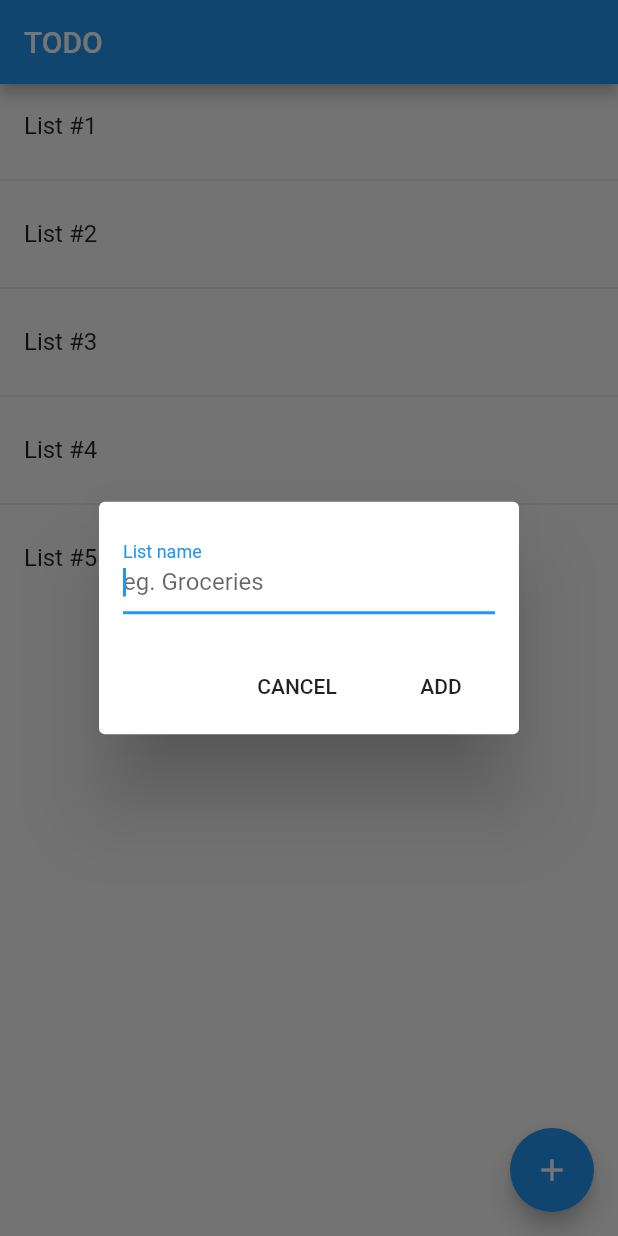
After one commit to lucasmbraz/amazing_lists, a Flutter app: the screen it shows after launch, after a tap on the "add" icon, on a phone screen of 412 x 824 dp. The commit adds this screen. Run offline on Flutter 3.47's test engine with Material 2 defaults, Android fonts, the phone set to English and light mode, and no system bars; our stand-ins replace flutter_redux, freezed_annotation, redux; generated files the repository leaves out were written again.

Commit message:
Fix AddTodoListAction

```diff
--- /dev/null
+++ b/lib/add_todo_list/add_todo_list_dialog.dart
@@ -0,0 +1,113 @@
+import 'package:flutter/material.dart';
+
+class AddTodoListDialog extends StatefulWidget {
+  final OnAddTodoListCallback callback;
+
+  const AddTodoListDialog(this.callback);
+
+  @override
+  _AddTodoListDialogState createState() => _AddTodoListDialogState();
+}
+
+class _AddTodoListDialogState extends State<AddTodoListDialog> {
+  String listName;
+
+  @override
+  Widget build(BuildContext context) {
+    return AlertDialog(
+      contentPadding: const EdgeInsets.all(16.0),
+      content: Row(
+        children: [
+          Expanded(
+            child: TextField(
+              autofocus: true,
+              decoration: InputDecoration(labelText: 'List name', hintText: 'eg. Groceries'),
+              onChanged: _handleTextChanged,
+            ),
+          )
+        ],
+      ),
+      actions: [
+        FlatButton(
+            child: const Text('CANCEL'),
+            onPressed: () {
+              Navigator.pop(context);
+            }),
+        FlatButton(
+            child: const Text('ADD'),
+            onPressed: () {
+              Navigator.pop(context);
+              widget.callback(listName);
+            })
+      ],
+    );
+  }
+
+  _handleTextChanged(String newListName) {
+    setState(() {
+      listName = newListName;
+    });
+  }
+}
+//
+// class AddTodoListDialogWidget extends StatefulWidget {
+//   final OnAddTodoListCallback callback;
+//
+//   const AddTodoListDialogWidget(this.callback);
+//
+//   @override
+//   _AddTodoListDialogWidgetState createState() => _AddTodoListDialogWidgetState();
+// }
+//
+// class _AddTodoListDialogWidgetState extends State<AddTodoListDialogWidget> {
+//   String listName;
+//
+//   @override
+//   Widget build(BuildContext context) {
+//     return AlertDialog(
+//       contentPadding: const EdgeInsets.all(16.0),
+//       content: Row(
+//         children: [
+//           Expanded(
+//             child: TextField(
+//               autofocus: true,
+//               decoration: InputDecoration(labelText: 'List name', hintText: 'eg. Groceries'),
+//               onChanged: _handleTextChanged,
+//             ),
+//           )
+//         ],
+//       ),
+//       actions: [
+//         FlatButton(
+//             child: const Text('CANCEL'),
+//             onPressed: () {
+//               Navigator.pop(context);
+//             }),
+//         FlatButton(
+//             child: const Text('ADD'),
+//             onPressed: () {
+//               Navigator.pop(context);
+//               widget.callback(listName);
+//             })
+//       ],
+//     );
+//   }
+//
+//   _handleTextChanged(String newListName) {
+//     setState(() {
+//       listName = newListName;
+//     });
+//   }
+// }
+
+// class _ViewModel {
+//   final OnAddTodoListCallback callback;
+//
+//   _ViewModel(this.callback);
+//
+//   static _ViewModel from(Store<AppState> store) => _ViewModel(
+//         (listName) => store.dispatch(AddListAction(TodoList(name: listName))),
+//       );
+// }
+
+typedef OnAddTodoListCallback = Function(String listName);
--- a/lib/home/home_page.dart
+++ b/lib/home/home_page.dart
@@ -1,23 +1,44 @@
 import 'package:flutter/material.dart';
-import 'package:flutter_todo/create_list/create_list_dialog.dart';
+import 'package:flutter_redux/flutter_redux.dart';
+import 'package:flutter_todo/add_todo_list/add_todo_list_dialog.dart';
 import 'package:flutter_todo/home/todos_list_widget.dart';
+import 'package:flutter_todo/model/todo_list.dart';
+import 'package:flutter_todo/redux/actions.dart';
+import 'package:flutter_todo/redux/app_state.dart';
+import 'package:redux/redux.dart';
 
 class HomePage extends StatelessWidget {
   @override
   Widget build(BuildContext context) {
-    return Scaffold(
+    return StoreConnector<AppState, _ViewModel>(
+      converter: (store) => _ViewModel.from(store),
+      builder: (context, vm) => Scaffold(
         appBar: AppBar(
           title: Text('TODO'),
         ),
         body: TodosListWidget(),
         floatingActionButton: FloatingActionButton(
-        onPressed: () => _openCreateListDialog(context),
+          onPressed: () => _openCreateListDialog(context, vm.callback),
           child: const Icon(Icons.add),
+        ),
       ),
     );
   }
 
-  _openCreateListDialog(BuildContext context) {
-    showDialog(context: context, builder: (context) => CreateListDialog());
+  _openCreateListDialog(BuildContext context, OnAddTodoListCallback callback) {
+    showDialog(
+      context: context,
+      builder: (context) => AddTodoListDialog(callback),
+    );
   }
 }
+
+class _ViewModel {
+  final OnAddTodoListCallback callback;
+
+  _ViewModel(this.callback);
+
+  static _ViewModel from(Store<AppState> store) => _ViewModel(
+        (listName) => store.dispatch(AddTodoListAction(TodoList(name: listName))),
+      );
+}
--- a/lib/redux/actions.dart
+++ b/lib/redux/actions.dart
@@ -1,5 +1,7 @@
-class CreateListAction {
-  final String listName;
+import 'package:flutter_todo/model/todo_list.dart';
 
-  CreateListAction(this.listName);
+class AddTodoListAction {
+  final TodoList todoList;
+
+  AddTodoListAction(this.todoList);
 }
```
Also changed, not shown: lib/create_list/create_list_dialog.dart (deleted, +0 -68 lines), lib/redux/reducers.dart (+11 -9 lines). Lines whose indentation alone changed are shown as unchanged.
